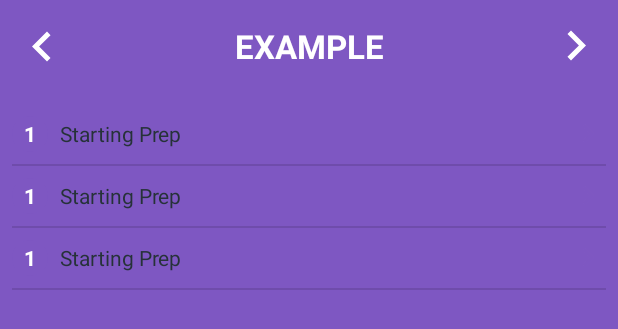
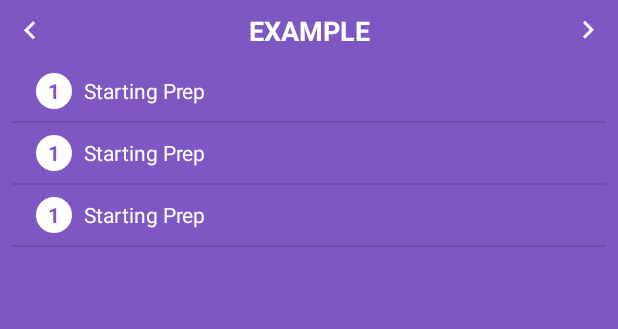
Before and after one commit to Rafaellg/android-baking, an Android app: the layout home_widget.xml on its own in the app's theme, with its tools: preview values and no code run, on a phone screen of 412 x 824 dp. Shown: the top 329 px of the screen. Run offline under Robolectric (Android 15) with nearby library versions, the phone set to English and light mode, and no system bars.

Commit message:
Update Widget showing recipe steps with navigation;

```diff
--- a/app/src/main/java/com/rafaelguimas/bakingapp/widget/RecipeWidgetRemoteViewsService.java
+++ b/app/src/main/java/com/rafaelguimas/bakingapp/widget/RecipeWidgetRemoteViewsService.java
@@ -9,10 +9,8 @@ import android.widget.RemoteViewsService;
 
 public class RecipeWidgetRemoteViewsService extends RemoteViewsService {
 
-    public static final String EXTRA_STEP_LIST = "STEP_LIST";
-
     @Override
     public RemoteViewsFactory onGetViewFactory(Intent intent) {
-        return new StepViewsFactory(this.getApplicationContext(), intent);
+        return new StepViewsFactory(this.getApplicationContext());
     }
 }
--- a/app/src/main/res/layout/home_widget.xml
+++ b/app/src/main/res/layout/home_widget.xml
@@ -13,8 +13,8 @@
 
         <ImageView
             android:id="@+id/iv_previously"
-            android:layout_width="40dp"
-            android:layout_height="40dp"
+            android:layout_width="wrap_content"
+            android:layout_height="wrap_content"
             android:rotation="180"
             android:src="@drawable/ic_keyboard_arrow_right_black_24dp"
             android:tint="@android:color/white" />
@@ -23,28 +23,29 @@
             android:id="@+id/tv_recipe_title"
             android:layout_width="0dp"
             android:layout_height="wrap_content"
-            android:layout_margin="8dp"
+            android:layout_marginLeft="8dp"
+            android:layout_marginRight="8dp"
             android:layout_weight="1"
             android:gravity="center"
             android:text="@string/appwidget_text"
             android:textColor="@android:color/white"
-            android:textSize="22sp"
+            android:textSize="18sp"
             android:textStyle="bold" />
 
         <ImageView
             android:id="@+id/iv_next"
-            android:layout_width="40dp"
-            android:layout_height="40dp"
+            android:layout_width="wrap_content"
+            android:layout_height="wrap_content"
             android:src="@drawable/ic_keyboard_arrow_right_black_24dp"
             android:tint="@android:color/white" />
 
     </LinearLayout>
 
     <ListView
-        android:layout_marginTop="@dimen/material_2x"
+        android:layout_marginTop="@dimen/material_1x"
         android:id="@+id/lv_ingredients"
         android:layout_width="match_parent"
         android:layout_height="match_parent"
-        tools:listitem="@layout/steps_list_content"/>
+        tools:listitem="@layout/item_widget_step_list"/>
 
 </LinearLayout>
--- /dev/null
+++ b/app/src/main/res/layout/item_widget_step_list.xml
@@ -0,0 +1,34 @@
+<?xml version="1.0" encoding="utf-8"?>
+<LinearLayout xmlns:android="http://schemas.android.com/apk/res/android"
+    xmlns:tools="http://schemas.android.com/tools"
+    android:layout_width="match_parent"
+    android:layout_height="wrap_content"
+    android:background="@color/colorAccent"
+    android:orientation="horizontal"
+    android:paddingBottom="@dimen/material_1x"
+    android:paddingLeft="@dimen/material_2x"
+    android:paddingRight="@dimen/material_2x"
+    android:paddingTop="@dimen/material_1x">
+
+    <TextView
+        android:id="@+id/tv_id"
+        android:layout_width="24dp"
+        android:layout_height="24dp"
+        android:background="@drawable/bg_circle_accent"
+        android:backgroundTint="@android:color/white"
+        android:gravity="center"
+        android:textColor="@color/colorAccent"
+        android:textStyle="bold"
+        tools:text="1" />
+
+    <TextView
+        android:id="@+id/tv_short_description"
+        android:layout_width="0dp"
+        android:layout_height="wrap_content"
+        android:layout_marginStart="8dp"
+        android:layout_weight="1"
+        android:ellipsize="end"
+        android:textColor="@android:color/white"
+        tools:text="Starting Prep" />
+
+</LinearLayout>
```
Also changed, not shown: app/src/main/java/com/rafaelguimas/bakingapp/widget/RecipeWidgetProvider.java (+16 -2 lines), app/src/main/java/com/rafaelguimas/bakingapp/widget/StepViewsFactory.java (+4 -7 lines).
